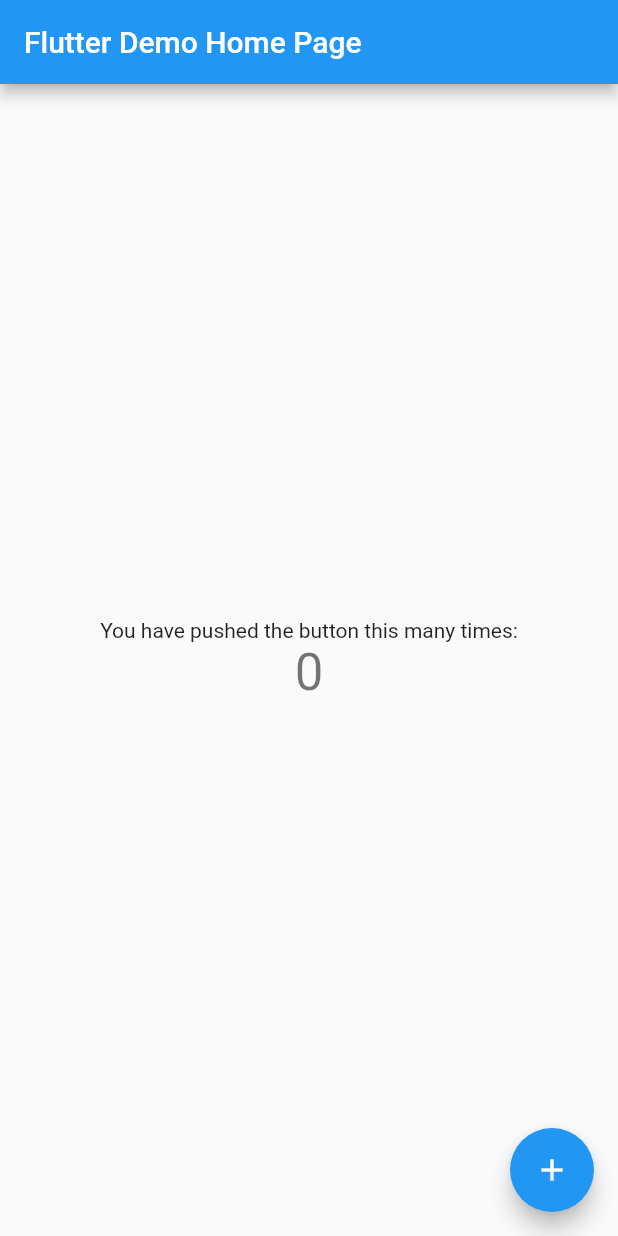
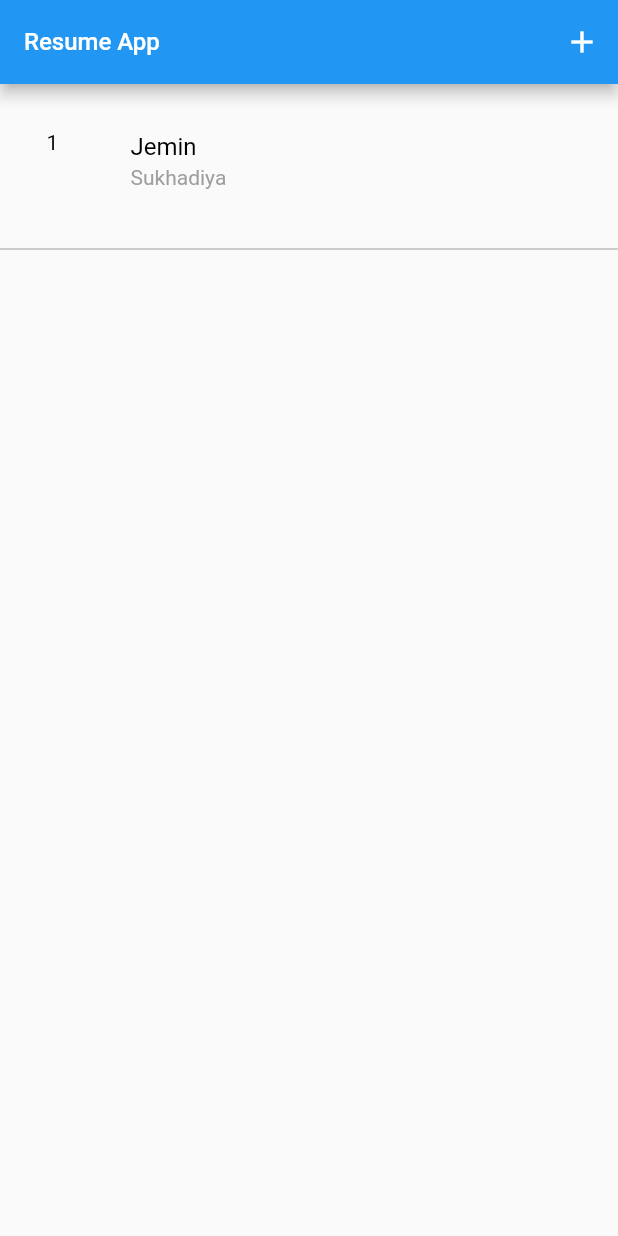
Before and after one commit to Jemin85/Prectical_Task, a Flutter app: the screen it shows after launch, on a phone screen of 412 x 824 dp. Run offline on Flutter 3.47's test engine with Material 2 defaults, Android fonts, the phone set to English and light mode, and no system bars; our stand-ins replace get.

Commit message:
add home screen and resume screen

```diff
--- a/lib/main.dart
+++ b/lib/main.dart
@@ -1,4 +1,6 @@
 import 'package:flutter/material.dart';
+import 'package:get/get_navigation/src/root/get_material_app.dart';
+import 'package:untitled/routes/app_pages.dart';
 
 void main() {
   runApp(const MyApp());
@@ -10,106 +12,11 @@ class MyApp extends StatelessWidget {
   // This widget is the root of your application.
   @override
   Widget build(BuildContext context) {
-    return MaterialApp(
+    return GetMaterialApp(
+      debugShowCheckedModeBanner: false,
       title: 'Flutter Demo',
-      theme: ThemeData(
-        // This is the theme of your application.
-        //
-        // Try running your application with "flutter run". You'll see the
-        // application has a blue toolbar. Then, without quitting the app, try
-        // changing the primarySwatch below to Colors.green and then invoke
-        // "hot reload" (press "r" in the console where you ran "flutter run",
-        // or simply save your changes to "hot reload" in a Flutter IDE).
-        // Notice that the counter didn't reset back to zero; the application
-        // is not restarted.
-        primarySwatch: Colors.blue,
-      ),
-      home: const MyHomePage(title: 'Flutter Demo Home Page'),
+      getPages: AppPages.routes,
+      initialRoute: AppPages.Home,
     );
   }
 }
-
-class MyHomePage extends StatefulWidget {
-  const MyHomePage({super.key, required this.title});
-
-  // This widget is the home page of your application. It is stateful, meaning
-  // that it has a State object (defined below) that contains fields that affect
-  // how it looks.
-
-  // This class is the configuration for the state. It holds the values (in this
-  // case the title) provided by the parent (in this case the App widget) and
-  // used by the build method of the State. Fields in a Widget subclass are
-  // always marked "final".
-
-  final String title;
-
-  @override
-  State<MyHomePage> createState() => _MyHomePageState();
-}
-
-class _MyHomePageState extends State<MyHomePage> {
-  int _counter = 0;
-
-  void _incrementCounter() {
-    setState(() {
-      // This call to setState tells the Flutter framework that something has
-      // changed in this State, which causes it to rerun the build method below
-      // so that the display can reflect the updated values. If we changed
-      // _counter without calling setState(), then the build method would not be
-      // called again, and so nothing would appear to happen.
-      _counter++;
-    });
-  }
-
-  @override
-  Widget build(BuildContext context) {
-    // This method is rerun every time setState is called, for instance as done
-    // by the _incrementCounter method above.
-    //
-    // The Flutter framework has been optimized to make rerunning build methods
-    // fast, so that you can just rebuild anything that needs updating rather
-    // than having to individually change instances of widgets.
-    return Scaffold(
-      appBar: AppBar(
-        // Here we take the value from the MyHomePage object that was created by
-        // the App.build method, and use it to set our appbar title.
-        title: Text(widget.title),
-      ),
-      body: Center(
-        // Center is a layout widget. It takes a single child and positions it
-        // in the middle of the parent.
-        child: Column(
-          // Column is also a layout widget. It takes a list of children and
-          // arranges them vertically. By default, it sizes itself to fit its
-          // children horizontally, and tries to be as tall as its parent.
-          //
-          // Invoke "debug painting" (press "p" in the console, choose the
-          // "Toggle Debug Paint" action from the Flutter Inspector in Android
-          // Studio, or the "Toggle Debug Paint" command in Visual Studio Code)
-          // to see the wireframe for each widget.
-          //
-          // Column has various properties to control how it sizes itself and
-          // how it positions its children. Here we use mainAxisAlignment to
-          // center the children vertically; the main axis here is the vertical
-          // axis because Columns are vertical (the cross axis would be
-          // horizontal).
-          mainAxisAlignment: MainAxisAlignment.center,
-          children: <Widget>[
-            const Text(
-              'You have pushed the button this many times:',
-            ),
-            Text(
-              '$_counter',
-              style: Theme.of(context).textTheme.headline4,
-            ),
-          ],
-        ),
-      ),
-      floatingActionButton: FloatingActionButton(
-        onPressed: _incrementCounter,
-        tooltip: 'Increment',
-        child: const Icon(Icons.add),
-      ), // This trailing comma makes auto-formatting nicer for build methods.
-    );
-  }
-}
--- /dev/null
+++ b/lib/routes/app_pages.dart
@@ -0,0 +1,22 @@
+
+import 'package:get/get.dart';
+import 'package:untitled/screen/resume_dispay/resume_show.dart';
+
+import '../screen/home/home_screen.dart';
+part 'app_routes.dart';
+
+class AppPages {
+  AppPages._();
+
+
+  static const Home = Routes.Home;
+  static const ResumeShow = Routes.ResumeShow;
+
+
+  static final routes = [
+
+    GetPage(name: _Paths.Home, page: () => const HomeScreen()),
+    GetPage(name: _Paths.ResumeShow, page: () => const ResumeShowScreen()),
+
+  ];
+}
--- /dev/null
+++ b/lib/routes/app_routes.dart
@@ -0,0 +1,20 @@
+part of 'app_pages.dart';
+
+
+class Routes {
+  Routes._();
+
+
+  static const Home = _Paths.Home;
+  static const ResumeShow = _Paths.ResumeShow;
+
+}
+
+abstract class _Paths {
+  _Paths._();
+
+  static const Home = '/Home';
+  static const ResumeShow = '/ResumeShowScreen';
+
+
+}
--- /dev/null
+++ b/lib/screen/home/home_con.dart
@@ -0,0 +1,7 @@
+import 'package:get/get.dart';
+
+class HomeController extends GetxController{
+
+
+
+}
--- /dev/null
+++ b/lib/screen/home/home_screen.dart
@@ -0,0 +1,49 @@
+import 'package:flutter/material.dart';
+
+class HomeScreen extends StatefulWidget {
+  const HomeScreen({super.key});
+
+  @override
+  State<HomeScreen> createState() => _HomeScreenState();
+}
+
+class _HomeScreenState extends State<HomeScreen> {
+  @override
+  Widget build(BuildContext context) {
+    return Scaffold(
+      appBar: AppBar(
+        title: const Text(
+          "Resume App",
+          style: TextStyle(
+              fontSize: 16, color: Colors.white, fontWeight: FontWeight.w500),
+        ),
+        actions: [
+          IconButton(onPressed: (){}, icon: Icon(Icons.add,color: Colors.white,))
+        ],
+      ),
+      body: Column(
+        children: [
+          Container(
+            margin: const EdgeInsets.all(15),
+
+            child: const ListTile(
+              leading: Text(
+                "1",
+                style: TextStyle(fontSize: 14, color: Colors.black),
+              ),
+              title: Text(
+                "Jemin",
+                style: TextStyle(fontSize: 16, color: Colors.black),
+              ),
+              subtitle: Text(
+                "Sukhadiya",
+                style: TextStyle(fontSize: 14, color: Colors.grey),
+              ),
+            ),
+          ),
+          const Divider(color:Colors.grey)
+        ],
+      ),
+    );
+  }
+}
--- /dev/null
+++ b/lib/screen/resume_dispay/resume_show.dart
@@ -0,0 +1,15 @@
+import 'package:flutter/material.dart';
+
+class ResumeShowScreen extends StatefulWidget {
+  const ResumeShowScreen({super.key});
+
+  @override
+  State<ResumeShowScreen> createState() => _ResumeShowScreenState();
+}
+
+class _ResumeShowScreenState extends State<ResumeShowScreen> {
+  @override
+  Widget build(BuildContext context) {
+    return const Placeholder();
+  }
+}
```
